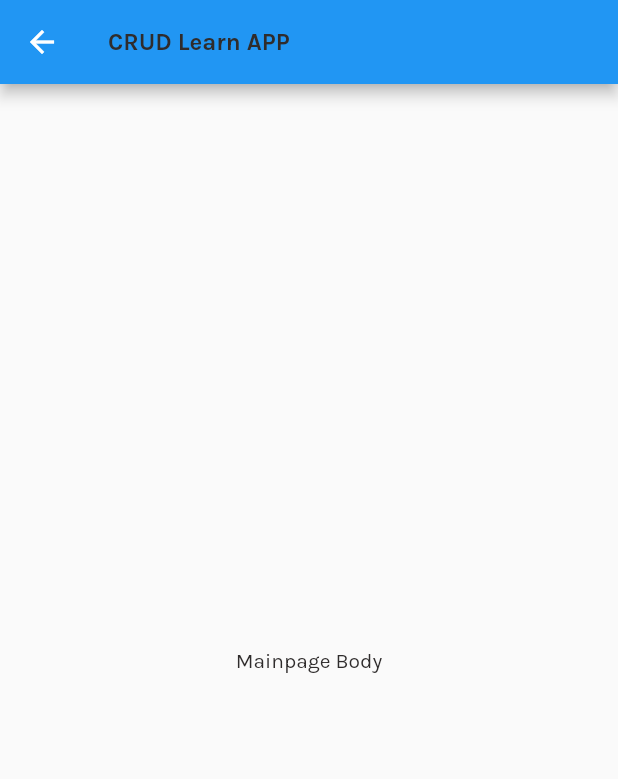
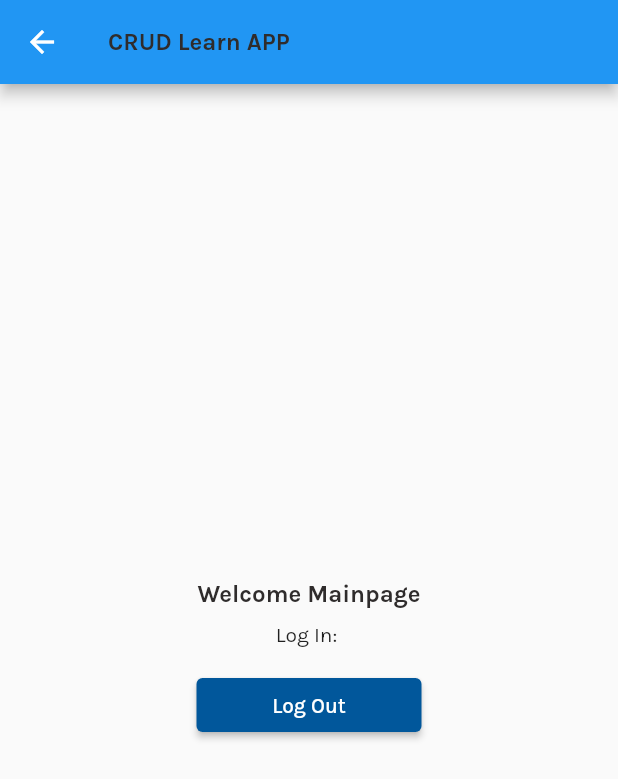
Before and after one commit to fesaworld/flutter_firebase_auth_crud_firestore, a Flutter app: the MainpageView screen opened directly, on a phone screen of 412 x 824 dp. Shown: the top 779 px of the screen. Run offline on Flutter 3.47's test engine with Material 2 defaults, Android fonts, the phone set to English and light mode, and no system bars; our stand-ins replace firebase_auth, firebase_core, get, google_fonts; accounts and stored records are empty.

Commit message:
feat(login_anonymously): make ui mainpage and add logout function
make ui mainpage to show uid user and add logout function in mainpage_controller

```diff
--- a/lib/screen/mainpage/mainpage_view.dart
+++ b/lib/screen/mainpage/mainpage_view.dart
@@ -1,3 +1,4 @@
+import 'package:firebase_auth/firebase_auth.dart';
 import 'package:flutter/material.dart';
 import 'package:flutter_firebase_auth_crud_firestore/const/text_style.dart';
 import 'package:flutter_firebase_auth_crud_firestore/screen/mainpage/mainpage_controller.dart';
@@ -20,10 +21,38 @@ class MainpageView extends StatelessWidget {
             ),
             body: SafeArea(
               child: Center(
-                child: Text(
-                  'Mainpage Body',
-                  style: subTitle,
-                ),
+                child: Column(
+                  mainAxisAlignment: MainAxisAlignment.center,
+                  children: [
+                    Text(
+                        'Welcome Mainpage',
+                        style: title
+                    ),
+                    const SizedBox(height: 10),
+                    StreamBuilder<User?>(
+                        stream: FirebaseAuth.instance.userChanges(),
+                        builder: (context, snapshot) {
+                          if(snapshot.hasData){
+                            return Text('Log In: ${snapshot.data?.uid}');
+                          }else{
+                            return const Text("Select one method to sign in");
+                          }
+                        }
+                    ),
+                    const SizedBox(height: 15),
+                    SizedBox(
+                      width: 150,
+                      child: ElevatedButton(
+                          style: ButtonStyle(
+                              backgroundColor:
+                              MaterialStateProperty.all(Colors.lightBlue.shade900)),
+                          onPressed: () {
+                            controller.logout();
+                          },
+                          child: const Text("Log Out")),
+                    ),
+                  ],
+                )
               ),
             ),
           );
```
Also changed, not shown: lib/screen/mainpage/mainpage_controller.dart (+20 -0 lines).
